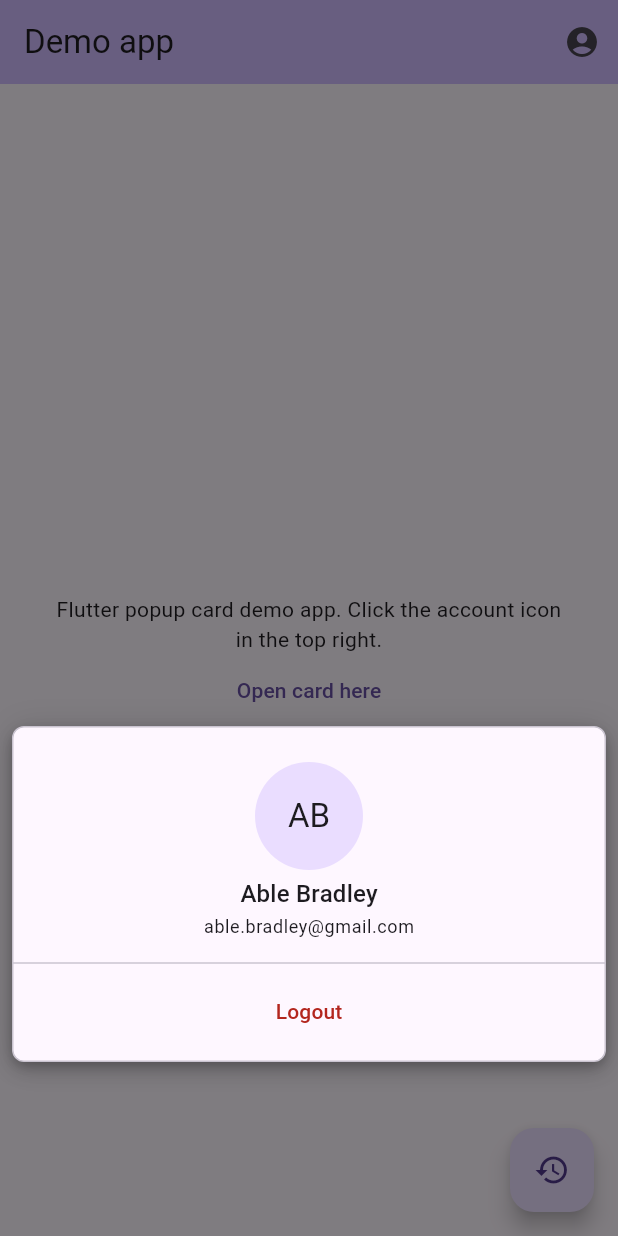
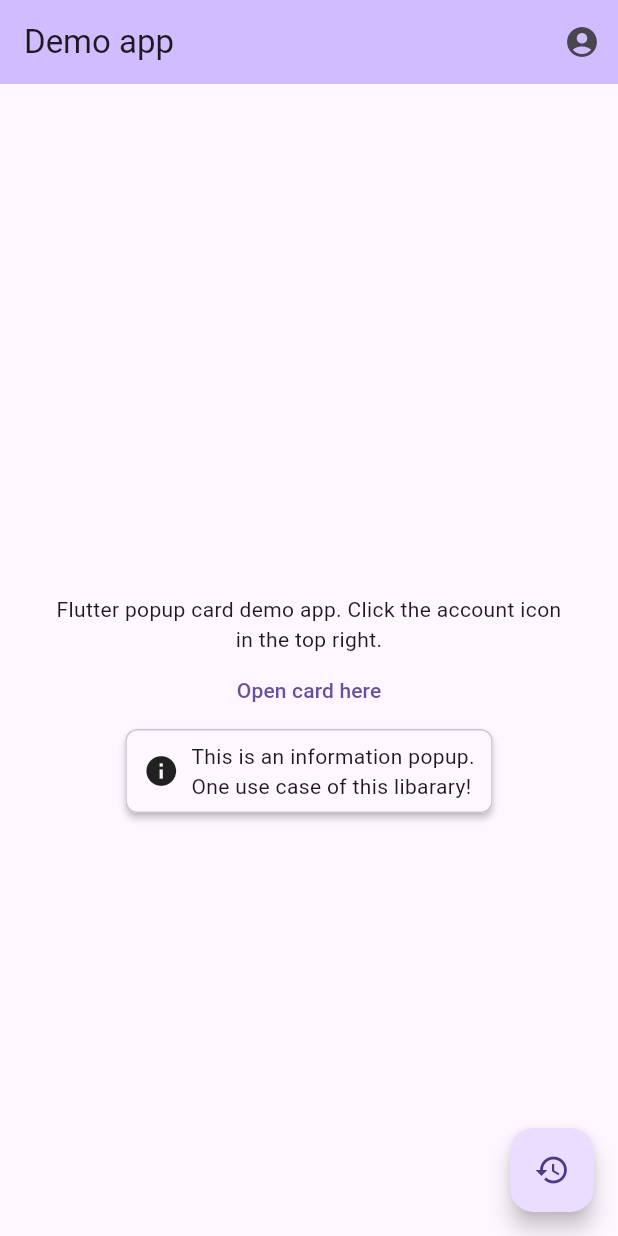
Before and after one commit to jacksoncurrie/flutter_popup_card, a Flutter app: the screen it shows after launch, after a tap on "Open card here", on a phone screen of 412 x 824 dp. Run offline on Flutter 3.47's test engine with Material 3 defaults, Android fonts, the phone set to English and light mode, and no system bars.

Commit message:
Update popup card definition and new features example

```diff
--- a/example/lib/main.dart
+++ b/example/lib/main.dart
@@ -22,10 +22,7 @@ class MyApp extends StatelessWidget {
 }
 
 class MyHomePage extends StatefulWidget {
-  const MyHomePage({
-    required this.title,
-    super.key,
-  });
+  const MyHomePage({required this.title, super.key});
 
   final String title;
 
@@ -58,7 +55,7 @@ class _MyHomePageState extends State<MyHomePage> {
           child: const PopupCardDetails(),
         );
       },
-      offset: const Offset(-8, 60),
+      offset: const Offset(-8, 64),
       alignment: Alignment.topRight,
       useSafeArea: true,
       dimBackground: true,
@@ -74,19 +71,19 @@ class _MyHomePageState extends State<MyHomePage> {
       context: context,
       builder: (context) {
         return PopupCard(
+          elevation: 2,
           shape: RoundedRectangleBorder(
             borderRadius: BorderRadius.circular(8.0),
             side: BorderSide(
               color: Theme.of(context).colorScheme.outlineVariant,
             ),
           ),
-          child: const PopupCardDetails(),
+          child: const PopupCardSmallDetails(),
         );
       },
       anchorKey: _centerKey,
       alignment: Alignment.bottomCenter,
-      useSafeArea: true,
-      dimBackground: true,
+      offset: Offset(0, 2),
     );
     if (result == null) return;
     setState(() {
@@ -113,10 +110,7 @@ class _MyHomePageState extends State<MyHomePage> {
           child: Column(
             mainAxisAlignment: MainAxisAlignment.center,
             children: [
-              Text(
-                message,
-                textAlign: TextAlign.center,
-              ),
+              Text(message, textAlign: TextAlign.center),
               TextButton(
                 key: _centerKey,
                 onPressed: () {
@@ -161,10 +155,7 @@ class PopupCardDetails extends StatelessWidget {
             backgroundColor: Theme.of(context).colorScheme.primaryContainer,
             radius: 36,
             foregroundColor: Theme.of(context).colorScheme.onPrimaryContainer,
-            child: Text(
-              'AB',
-              style: Theme.of(context).textTheme.titleLarge,
-            ),
+            child: Text('AB', style: Theme.of(context).textTheme.titleLarge),
           ),
           const SizedBox(height: 4.0),
           Padding(
@@ -197,3 +188,22 @@ class PopupCardDetails extends StatelessWidget {
     );
   }
 }
+
+class PopupCardSmallDetails extends StatelessWidget {
+  const PopupCardSmallDetails({super.key});
+
+  @override
+  Widget build(BuildContext context) {
+    return Padding(
+      padding: const EdgeInsets.symmetric(vertical: 8.0, horizontal: 12.0),
+      child: Row(
+        mainAxisSize: .min,
+        children: [
+          Icon(Icons.info),
+          SizedBox(width: 8.0),
+          Text('This is an information popup.\nOne use case of this libarary!'),
+        ],
+      ),
+    );
+  }
+}
--- a/example/pubspec.yaml
+++ b/example/pubspec.yaml
@@ -6,7 +6,7 @@ publish_to: 'none'
 version: 1.0.0+1
 
 environment:
-  sdk: '>=3.1.1 <4.0.0'
+  sdk: '>=3.10.0 <4.0.0'
 
 dependencies:
   flutter:
--- a/lib/flutter_popup_card.dart
+++ b/lib/flutter_popup_card.dart
@@ -451,15 +451,26 @@ class PopupCard extends StatelessWidget {
 
   @override
   Widget build(BuildContext context) {
-    return DecoratedBox(
-      decoration: ShapeDecoration(
-        color: color ?? Theme.of(context).cardColor,
-        shape: shape ??
-            Theme.of(context).popupMenuTheme.shape ??
-            RoundedRectangleBorder(borderRadius: BorderRadius.circular(4.0)),
-        shadows: elevation == 0 ? null : kElevationToShadow[elevation],
+    final theme = Theme.of(context);
+    final effectiveShape = shape ??
+        theme.popupMenuTheme.shape ??
+        RoundedRectangleBorder(borderRadius: BorderRadius.circular(4.0));
+
+    return Material(
+      type: MaterialType.card,
+      color: color ?? theme.cardColor,
+      elevation: elevation.toDouble(),
+      shadowColor: theme.shadowColor,
+      surfaceTintColor: Colors.transparent,
+      shape: effectiveShape,
+      clipBehavior: Clip.antiAlias,
+      child: IconTheme.merge(
+        data: theme.iconTheme,
+        child: DefaultTextStyle(
+          style: theme.textTheme.bodyMedium ?? const TextStyle(),
+          child: child,
+        ),
       ),
-      child: child,
     );
   }
 }
--- a/pubspec.yaml
+++ b/pubspec.yaml
@@ -1,6 +1,6 @@
 name: flutter_popup_card
 description: A Flutter plugin to create a card or custom widget that can popup overtop of your main app.
-version: 0.1.0
+version: 0.1.1
 homepage: https://github.com/jacksoncurrie/flutter_popup_card
 repository: https://github.com/jacksoncurrie/flutter_popup_card
 issue_tracker: https://github.com/fluttercommunity/plus_plugins/labels/package_info_plus
```
Also changed, not shown: .docs/mobile-image.png, .docs/mobile-recording.gif, example/pubspec.lock, 2 other files.
